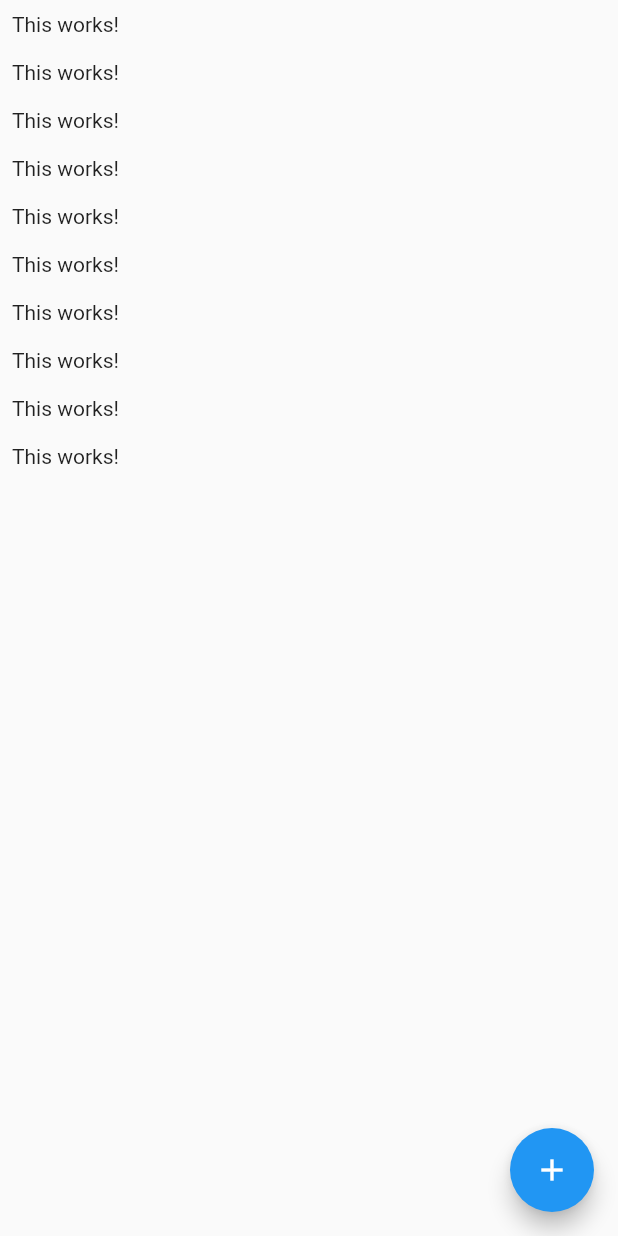
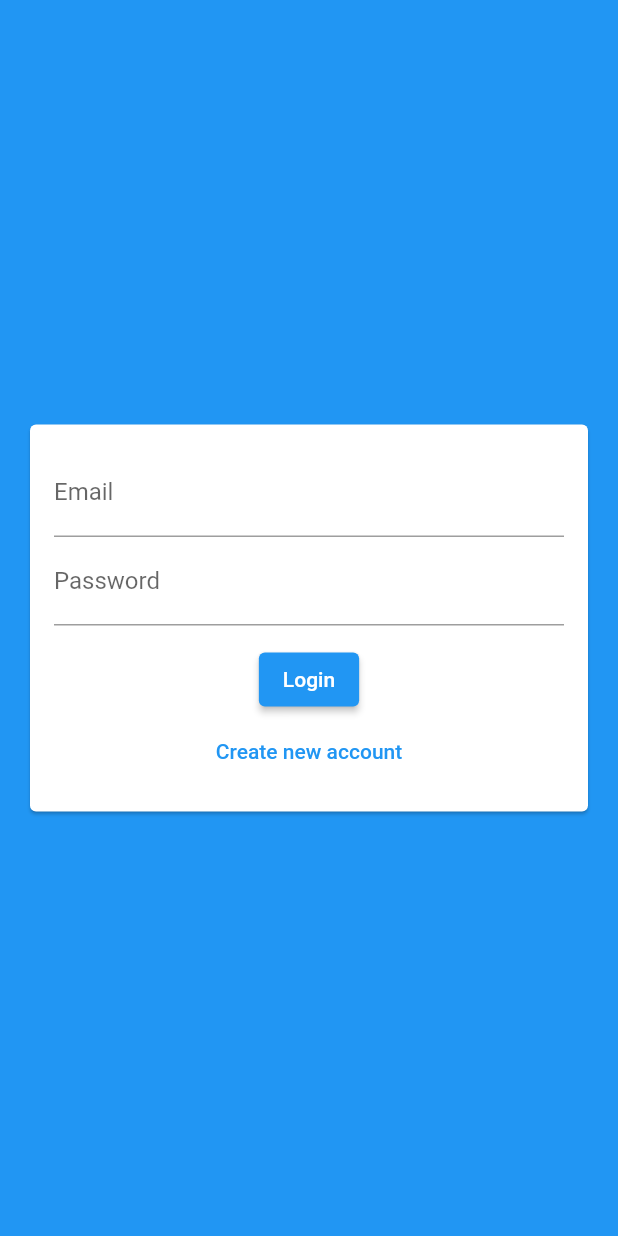
Before and after one commit to wenruiq/find-my-path, a Flutter app: the screen it shows after launch, on a phone screen of 412 x 824 dp. Run offline on Flutter 3.47's test engine with Material 2 defaults, Android fonts, the phone set to English and light mode, and no system bars; our stand-ins replace cloud_firestore, firebase_auth, firebase_core; accounts and stored records are empty.

Commit message:
added basic user auth w/ email

```diff
--- a/lib/main.dart
+++ b/lib/main.dart
@@ -1,8 +1,10 @@
 import "package:flutter/material.dart";
 import 'package:firebase_core/firebase_core.dart';
+import "package:firebase_auth/firebase_auth.dart";
 
 import "./screens/chat_screen.dart";
 import "./screens/splash_screen.dart";
+import "./screens/auth_screen.dart";
 
 void main() {
   WidgetsFlutterBinding.ensureInitialized();
@@ -21,7 +23,10 @@ class _MyAppState extends State<MyApp> {
 
   @override
   Widget build(BuildContext context) {
-    return FutureBuilder(
+    return MaterialApp(
+        title: "Find My Path",
+        theme: ThemeData(primarySwatch: Colors.blue),
+        home: FutureBuilder(
             future: _initialization,
             builder: (context, snapshot) {
               if (snapshot.hasError) {
@@ -29,12 +34,9 @@ class _MyAppState extends State<MyApp> {
                 print("Firebase init error");
               }
               if (snapshot.connectionState == ConnectionState.done) {
-            return MaterialApp(
-                title: "Find My Path",
-                theme: ThemeData(primarySwatch: Colors.blue),
-                home: const ChatScreen());
+                return AuthScreen();
               }
               return const SplashScreen();
-        });
+            }));
   }
 }
--- a/lib/screens/chat_screen.dart
+++ b/lib/screens/chat_screen.dart
@@ -19,7 +19,7 @@ class ChatScreen extends StatelessWidget {
                 .collection("chats/4Dg0tTMeuDdYcEAIXNwy/messages")
                 .snapshots()
                 .listen((data) {
-              print(data['text']);
+              print(data);
             });
           }),
     );
--- a/lib/widgets/auth/auth_form.dart
+++ b/lib/widgets/auth/auth_form.dart
@@ -0,0 +1,129 @@
+import "package:flutter/material.dart";
+
+class AuthForm extends StatefulWidget {
+  const AuthForm({Key? key, required this.isLoading, required this.submitFn})
+      : super(key: key);
+
+  final bool isLoading;
+  final void Function(
+    String email,
+    String password,
+    String displayName,
+    bool isLogin,
+    BuildContext ctx,
+  ) submitFn;
+
+  @override
+  _AuthFormState createState() => _AuthFormState();
+}
+
+class _AuthFormState extends State<AuthForm> {
+  final _formKey = GlobalKey<FormState>();
+  var _isLogin = true;
+  var _userEmail = '';
+  var _userDisplayName = '';
+  var _userPassword = '';
+
+  void _trySubmit() {
+    final isValid = _formKey.currentState?.validate();
+    FocusScope.of(context).unfocus();
+
+    if (isValid != null && isValid) {
+      _formKey.currentState?.save();
+      widget.submitFn(
+        _userEmail.trim(),
+        _userPassword.trim(),
+        _userDisplayName.trim(),
+        _isLogin,
+        context,
+      );
+    }
+  }
+
+  @override
+  Widget build(BuildContext context) {
+    return Center(
+      child: Card(
+        margin: const EdgeInsets.all(20),
+        child: SingleChildScrollView(
+          child: Padding(
+            padding: const EdgeInsets.all(16),
+            child: Form(
+              key: _formKey,
+              child: Column(
+                mainAxisSize: MainAxisSize.min,
+                children: <Widget>[
+                  TextFormField(
+                      key: const ValueKey('email'),
+                      autocorrect: false,
+                      textCapitalization: TextCapitalization.none,
+                      enableSuggestions: false,
+                      validator: (value) {
+                        if (value!.isEmpty || !value.contains('@')) {
+                          return "Please enter a valid email.";
+                        }
+                        return null;
+                      },
+                      keyboardType: TextInputType.emailAddress,
+                      decoration: const InputDecoration(labelText: 'Email'),
+                      onSaved: (value) {
+                        _userEmail = value.toString();
+                      }),
+                  if (!_isLogin)
+                    TextFormField(
+                        key: const ValueKey('username'),
+                        autocorrect: true,
+                        textCapitalization: TextCapitalization.words,
+                        enableSuggestions: false,
+                        validator: (value) {
+                          if (value!.isEmpty || value.length < 4) {
+                            return 'Display name must be at least 4 characters long.';
+                          }
+                          return null;
+                        },
+                        decoration:
+                            const InputDecoration(labelText: 'Display Name'),
+                        onSaved: (value) {
+                          _userDisplayName = value.toString();
+                        }),
+                  TextFormField(
+                      key: const ValueKey('password'),
+                      validator: (value) {
+                        if (value!.isEmpty || value.length < 7) {
+                          return "Password must be at least 7 characters long.";
+                        }
+                        return null;
+                      },
+                      decoration: InputDecoration(labelText: 'Password'),
+                      obscureText: true,
+                      onSaved: (value) {
+                        _userPassword = value.toString();
+                      }),
+                  const SizedBox(height: 12),
+                  if (widget.isLoading) const CircularProgressIndicator(),
+                  if (!widget.isLoading)
+                    ElevatedButton(
+                      child: Text(_isLogin ? 'Login' : 'Signup'),
+                      onPressed: _trySubmit,
+                    ),
+                  if (!widget.isLoading)
+                    TextButton(
+                      style: TextButton.styleFrom(primary: Colors.blue),
+                      child: Text(_isLogin
+                          ? 'Create new account'
+                          : 'I already have an account'),
+                      onPressed: () {
+                        setState(() {
+                          _isLogin = !_isLogin;
+                        });
+                      },
+                    )
+                ],
+              ),
+            ),
+          ),
+        ),
+      ),
+    );
+  }
+}
```
Also changed, not shown: lib/screens/auth_screen.dart (+59 -1 lines). Lines whose indentation alone changed are shown as unchanged.
